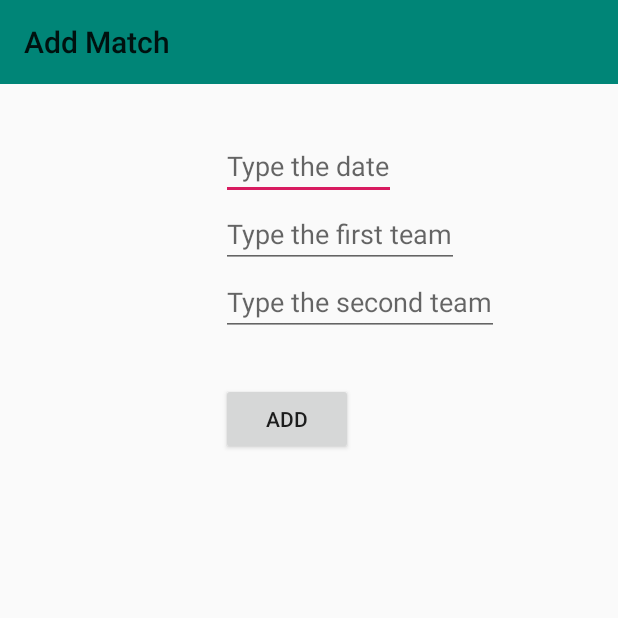
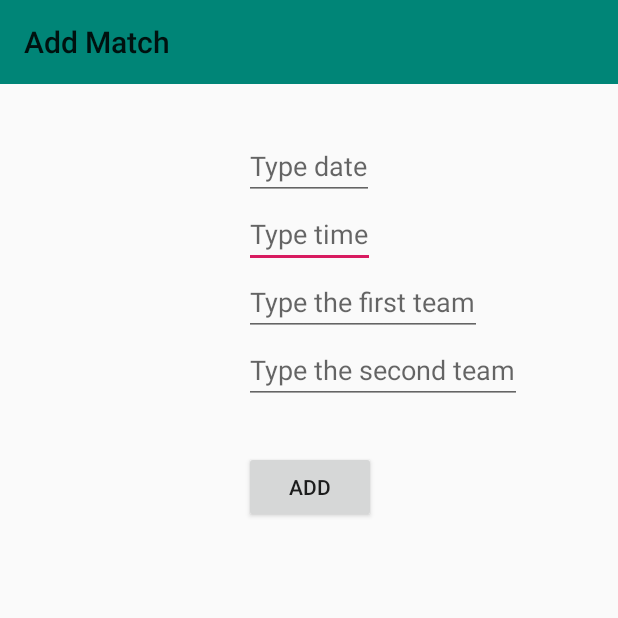
Before and after one commit to nazkord/Siemanejro, an Android app: the AddMatchActivity screen opened directly, with no data from a screen before it, after a tap on "ADD", on a phone screen of 412 x 824 dp, the top half of it. Run offline under Robolectric (Android 15) with nearby library versions, the phone set to English and light mode, and no system bars; 1 statement that could not run was skipped.

Commit message:
Add whole functionality to addMatch Activity

```diff
--- a/app/build.gradle
+++ b/app/build.gradle
@@ -4,7 +4,7 @@ android {
     compileSdkVersion 28
     defaultConfig {
         applicationId "com.siemanejro.siemanejroproject"
-        minSdkVersion 23
+        minSdkVersion 26
         targetSdkVersion 28
         versionCode 1
         versionName "1.0"
--- a/app/src/main/java/com/siemanejro/siemanejroproject/AddMatchActivity.java
+++ b/app/src/main/java/com/siemanejro/siemanejroproject/AddMatchActivity.java
@@ -1,5 +1,6 @@
 package com.siemanejro.siemanejroproject;
 
+import android.app.DatePickerDialog;
 import android.os.Bundle;
 import android.support.design.widget.FloatingActionButton;
 import android.support.design.widget.Snackbar;
@@ -7,20 +8,36 @@ import android.support.v7.app.AppCompatActivity;
 import android.support.v7.widget.Toolbar;
 import android.view.View;
 import android.widget.Button;
+import android.widget.DatePicker;
 import android.widget.EditText;
 import android.widget.TextView;
 
+import java.time.LocalDateTime;
+import java.time.format.DateTimeFormatter;
 import java.util.ArrayList;
+import java.util.Calendar;
 
 import model.Match;
 
 public class AddMatchActivity extends AppCompatActivity {
 
     EditText input_date;
+    EditText input_time;
+
+    // for chosing date in better way
+    Calendar calendarForDialog;
+    DatePickerDialog datePickerDialog;
+
     EditText input_nameFirstTeam;
     EditText input_nameSecondTeam;
     Button addButton;
+
+    //our dates of match pattern
+    DateTimeFormatter dateTimeFormatter = DateTimeFormatter.ofPattern("yyyy-MM-dd HH:mm");
+
+    //temporary (in future use of Database)
     ArrayList<Match> matchesArray = new ArrayList<>();
+
 
     @Override
     protected void onCreate(Bundle savedInstanceState) {
@@ -30,11 +47,17 @@ public class AddMatchActivity extends AppCompatActivity {
         addToolbar();
 
         input_date = (EditText) findViewById(R.id.input_date);
+        input_time = (EditText) findViewById(R.id.input_time);
+
+        inputDateClicked();
+
         input_nameFirstTeam = (EditText) findViewById(R.id.input_first_team);
         input_nameSecondTeam = (EditText) findViewById(R.id.input_second_team);
+
         addButton = (Button) findViewById(R.id.addButton);
+        addButtonClicked();
 
-        addButtonClicked();
+
 
     }
 
@@ -50,15 +73,45 @@ public class AddMatchActivity extends AppCompatActivity {
         addButton.setOnClickListener(new View.OnClickListener() {
             @Override
             public void onClick(View v) {
-                String dateMatch = input_date.getText().toString();
                 String nameFirstTeam = input_nameFirstTeam.getText().toString();
                 String nameSecondTeam = input_nameSecondTeam.getText().toString();
-                matchesArray.add(new Match(dateMatch,nameFirstTeam,nameSecondTeam));
+                Match matchTemp = new Match(convertStringDates(),nameFirstTeam,nameSecondTeam);
+                matchesArray.add(matchTemp);
                 input_date.setText("");
+                input_time.setText("");
                 input_nameFirstTeam.setText("");
                 input_nameSecondTeam.setText("");
             }
         });
     }
 
+    private LocalDateTime convertStringDates() {
+        String dateMatch = input_date.getText().toString();
+        String timeMatch = input_time.getText().toString();
+
+        String dateTimeMatch = dateMatch + " " + timeMatch;
+        return LocalDateTime.parse(dateTimeMatch, dateTimeFormatter);
+    }
+
+    private void inputDateClicked() {
+        input_date.setOnClickListener(new View.OnClickListener() {
+            @Override
+            public void onClick(View v) {
+                calendarForDialog = Calendar.getInstance();
+
+                int year = calendarForDialog.get(Calendar.YEAR);
+                int monthOfYear = calendarForDialog.get(Calendar.MONTH);
+                int dayOfMonth = calendarForDialog.get(Calendar.DAY_OF_MONTH);
+
+                // open dateDialogPicker
+                datePickerDialog = new DatePickerDialog(AddMatchActivity.this, new DatePickerDialog.OnDateSetListener() {
+                    @Override
+                    public void onDateSet(DatePicker view, int year, int monthOfYear, int dayOfMonth) {
+                        input_date.setText(year + "-0" + (monthOfYear+1) + "-" + dayOfMonth);
+                    }
+                }, year, monthOfYear, dayOfMonth);
+                datePickerDialog.show();
+            }
+        });
+    }
 }
--- a/app/src/main/java/model/Match.java
+++ b/app/src/main/java/model/Match.java
@@ -1,14 +1,16 @@
 package model;
 
+import java.time.LocalDateTime;
+
 public class Match {
-    private String matchDate;
+    private LocalDateTime matchDate;
     private String team1;
     private String team2;
     private Integer result1;
     private Integer result2;
 
     //constructor
-    public Match(String matchDate, String team1, String team2) {
+    public Match(LocalDateTime matchDate, String team1, String team2) {
         this.matchDate = matchDate;
         this.team1 = team1;
         this.team2 = team2;
@@ -30,11 +32,11 @@ public class Match {
         this.result2 = result2;
     }
 
-    public String getMatchDate() {
+    public LocalDateTime getMatchDate() {
         return matchDate;
     }
 
-    public void setMatchDate(String matchDate) {
+    public void setMatchDate(LocalDateTime matchDate) {
         this.matchDate = matchDate;
     }
 
--- a/app/src/main/res/layout/activity_add_match.xml
+++ b/app/src/main/res/layout/activity_add_match.xml
@@ -19,11 +19,24 @@
         android:id="@+id/input_date"
         android:layout_width="wrap_content"
         android:layout_height="wrap_content"
-        android:inputType="datetime"
+        android:inputType="date"
+        android:clickable="true"
+        android:focusable="false"
         android:layout_alignParentTop="true"
         android:layout_centerHorizontal="true"
         android:layout_marginTop="88dp"
-        android:hint="Type the date" />
+        android:hint="Type date" />
+
+    <EditText
+        android:id="@+id/input_time"
+        android:layout_width="wrap_content"
+        android:layout_height="wrap_content"
+        android:inputType="time"
+        android:layout_centerHorizontal="true"
+        android:layout_below="@+id/input_date"
+        android:layout_alignLeft="@+id/input_date"
+        android:layout_alignStart="@+id/input_date"
+        android:hint="Type time" />
 
     <EditText
         android:id="@+id/input_first_team"
@@ -32,9 +45,9 @@
         android:layout_centerHorizontal="true"
         android:hint="Type the first team"
         android:inputType="text"
-        android:layout_below="@+id/input_date"
-        android:layout_alignLeft="@+id/input_date"
-        android:layout_alignStart="@+id/input_date"/>
+        android:layout_below="@+id/input_time"
+        android:layout_alignLeft="@+id/input_time"
+        android:layout_alignStart="@+id/input_time"/>
 
     <EditText
         android:id="@+id/input_second_team"
```
